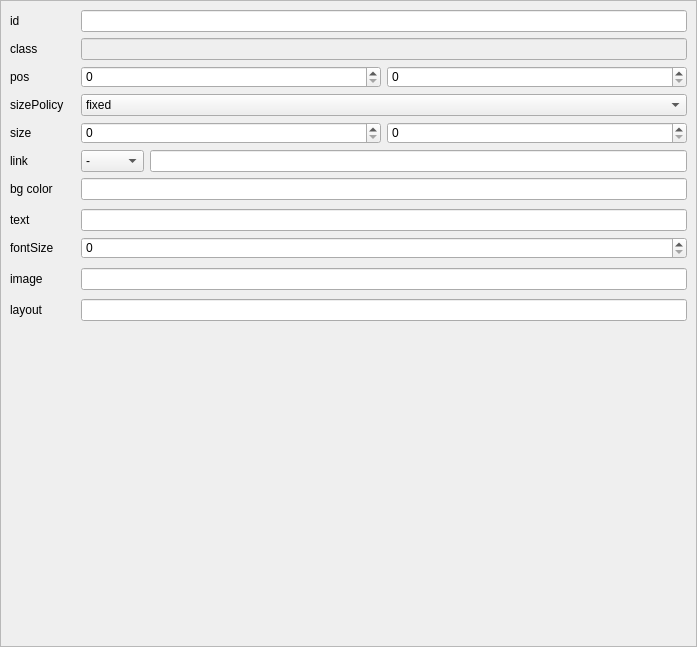
h13i32maru/navyjs-legacy2, file n_layout_prop_edit.ui: the form before one commit.
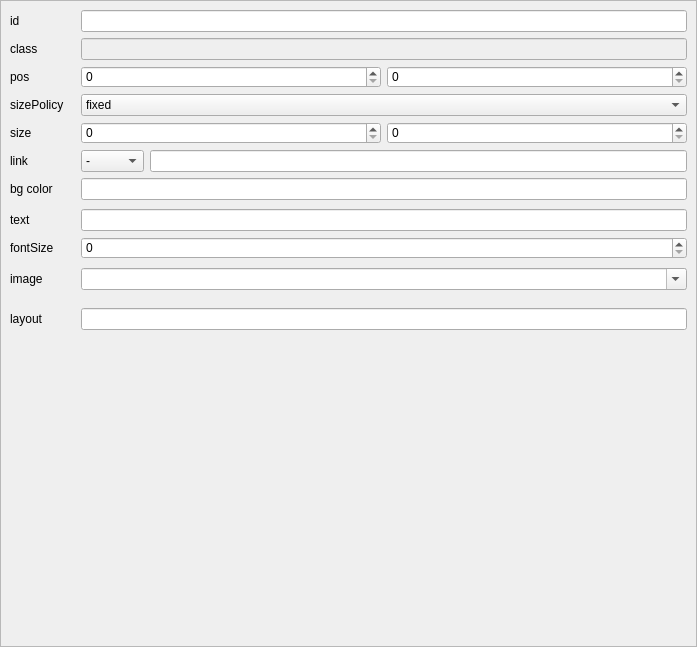
The form after the commit.

```diff
--- a/n_layout_prop_edit.ui
+++ b/n_layout_prop_edit.ui
@@ -244,18 +244,25 @@
        <item>
         <widget class="QWidget" name="imageViewWidget" native="true">
          <layout class="QGridLayout" name="gridLayout_3">
-          <property name="bottomMargin">
-           <number>0</number>
-          </property>
           <item row="0" column="0">
            <widget class="QLabel" name="label_2">
+            <property name="sizePolicy">
+             <sizepolicy hsizetype="Fixed" vsizetype="Preferred">
+              <horstretch>0</horstretch>
+              <verstretch>0</verstretch>
+             </sizepolicy>
+            </property>
             <property name="text">
              <string>image</string>
             </property>
            </widget>
           </item>
           <item row="0" column="1">
-           <widget class="QLineEdit" name="extraSrc"/>
+           <widget class="QComboBox" name="extraSrc">
+            <property name="editable">
+             <bool>true</bool>
+            </property>
+           </widget>
           </item>
          </layout>
         </widget>
@@ -266,7 +273,7 @@
           <property name="bottomMargin">
            <number>0</number>
           </property>
-          <item row="0" column="0">
+          <item row="1" column="0">
            <widget class="QLabel" name="label_8">
             <property name="toolTip">
              <string>content layout file</string>
@@ -276,7 +283,7 @@
             </property>
            </widget>
           </item>
-          <item row="0" column="1">
+          <item row="1" column="2">
            <widget class="QLineEdit" name="extraContentLayout"/>
           </item>
          </layout>
```
